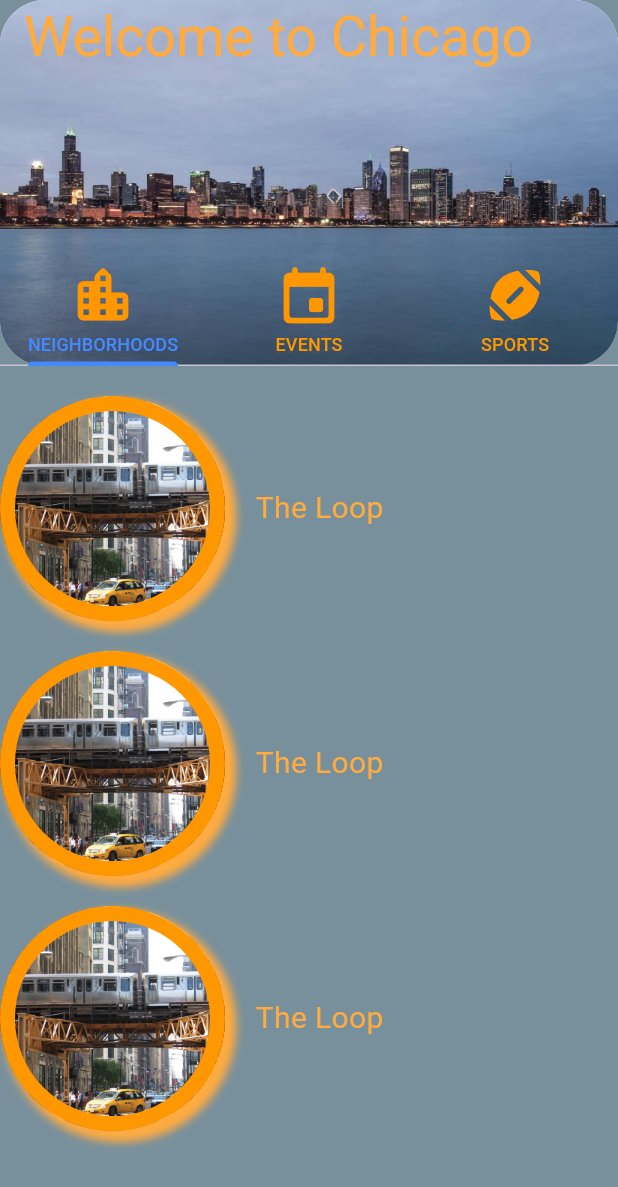
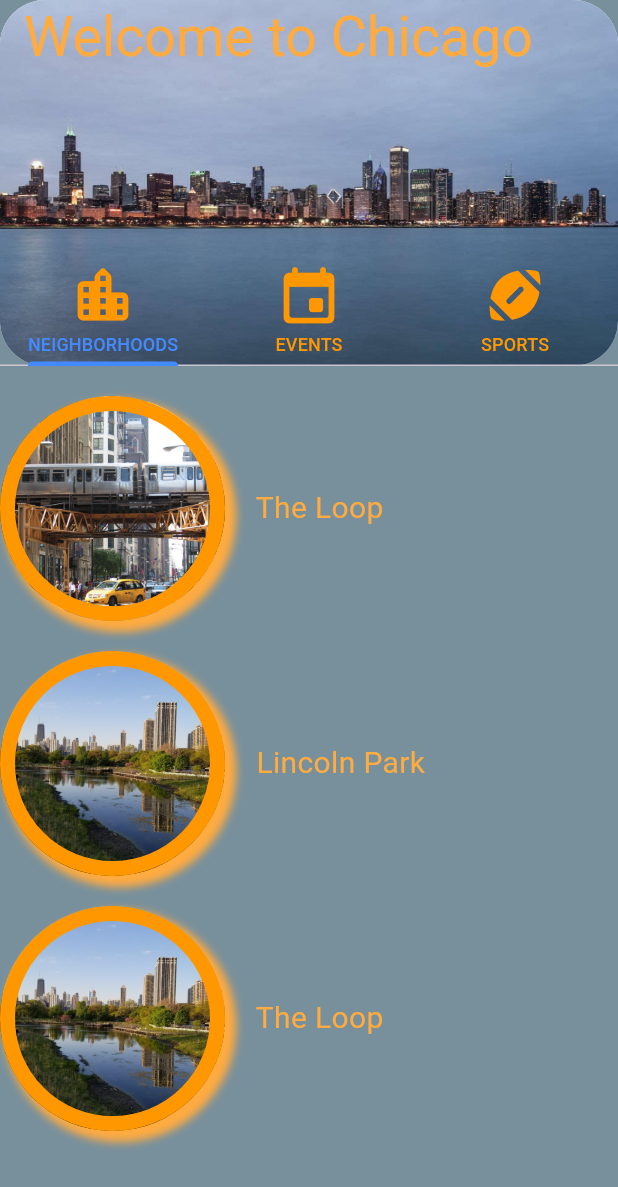
Before and after one commit to filip-toloczko/Chicago-Tourism-App, a Flutter app: the screen it shows after launch, on a phone screen of 412 x 824 dp. Shown: the top 1187 px of the screen. Run offline on Flutter 3.47's test engine with Material 3 defaults, Android fonts, the phone set to English and light mode, and no system bars.

Commit message:
added pictures for neighborhoods

```diff
--- a/lib/FirstScreen.dart
+++ b/lib/FirstScreen.dart
@@ -136,7 +136,58 @@ class FirstScreen extends StatelessWidget {
                           ),
                           child: ElevatedButton(
                             onPressed: (){
-                              Navigator.pushNamed(context, '/theloop');
+                              Navigator.pushNamed(context, '/lincolnpark');
+                            },
+                            style: ElevatedButton.styleFrom(
+                              elevation: 0,
+                              padding: EdgeInsets.zero,
+                              shape: CircleBorder(),
+                              backgroundColor: Colors.transparent,
+                            ),
+                            child: Hero(
+                              tag: 'Lincoln Park',
+                              child: Container(
+                                width: 150,
+                                height: 150,
+                                decoration: BoxDecoration(
+                                    shape: BoxShape.circle,
+                                    border: Border.all(color: Colors.orange, width: 10),
+                                    image: const DecorationImage(
+                                        image: AssetImage('images/lincolnpark.png'), fit: BoxFit.cover),
+                                    boxShadow: const [
+                                      BoxShadow(
+                                          color: Colors.orangeAccent,
+                                          offset: Offset(5.0, 5.0),
+                                          blurRadius: 4.0,
+                                          spreadRadius: 2.5)
+                                    ]),
+                              ),
+                            ),
+                          ),
+                        ),
+                        Text(
+                          '    Lincoln Park',
+                          style: TextStyle(
+                            fontSize: 20,
+                            color: Colors.orangeAccent,
+                          ),
+
+                        ),
+                      ],
+                    ),
+                    //Lincoln Park Row
+                    const Padding(padding: EdgeInsets.all(10.0)),
+                    Row(
+                      children: [
+                        Container(
+                          width: 150,
+                          height: 150,
+                          decoration: const BoxDecoration(
+                            shape: BoxShape.circle,
+                          ),
+                          child: ElevatedButton(
+                            onPressed: (){
+                              Navigator.pushNamed(context, '/lincolnpark');
                             },
                             style: ElevatedButton.styleFrom(
                               elevation: 0,
@@ -153,57 +204,7 @@ class FirstScreen extends StatelessWidget {
                                     shape: BoxShape.circle,
                                     border: Border.all(color: Colors.orange, width: 10),
                                     image: const DecorationImage(
-                                        image: AssetImage('images/theloop.png'), fit: BoxFit.cover),
-                                    boxShadow: const [
-                                      BoxShadow(
-                                          color: Colors.orangeAccent,
-                                          offset: Offset(5.0, 5.0),
-                                          blurRadius: 4.0,
-                                          spreadRadius: 2.5)
-                                    ]),
-                              ),
-                            ),
-                          ),
-                        ),
-                        Text(
-                          '    The Loop',
-                          style: TextStyle(
-                            fontSize: 20,
-                            color: Colors.orangeAccent,
-                          ),
-
-                        ),
-                      ],
-                    ),
-                    const Padding(padding: EdgeInsets.all(10.0)),
-                    Row(
-                      children: [
-                        Container(
-                          width: 150,
-                          height: 150,
-                          decoration: const BoxDecoration(
-                            shape: BoxShape.circle,
-                          ),
-                          child: ElevatedButton(
-                            onPressed: (){
-                              Navigator.pushNamed(context, '/theloop');
-                            },
-                            style: ElevatedButton.styleFrom(
-                              elevation: 0,
-                              padding: EdgeInsets.zero,
-                              shape: CircleBorder(),
-                              backgroundColor: Colors.transparent,
-                            ),
-                            child: Hero(
-                              tag: 'The Loop',
-                              child: Container(
-                                width: 150,
-                                height: 150,
-                                decoration: BoxDecoration(
-                                    shape: BoxShape.circle,
-                                    border: Border.all(color: Colors.orange, width: 10),
-                                    image: const DecorationImage(
-                                        image: AssetImage('images/theloop.png'), fit: BoxFit.cover),
+                                        image: AssetImage('images/lincolnpark.png'), fit: BoxFit.cover),
                                     boxShadow: const [
                                       BoxShadow(
                                           color: Colors.orangeAccent,
--- a/lib/main.dart
+++ b/lib/main.dart
@@ -1,4 +1,5 @@
 import 'package:flutter/material.dart';
+import 'package:ftolo2_project_1/LincolnParkScreen.dart';
 import 'FirstScreen.dart';
 import 'LoopScreen.dart';
 
@@ -11,6 +12,7 @@ void main() {
         // When navigating to the "/" route, build the FirstScreen widget.
         '/home': (context) => const FirstScreen(),
         '/theloop': (context) => const LoopScreen(),
+        '/lincolnpark': (context) => const LincolnParkScreen(),
       },
     ),
   );
```
Also changed, not shown: lib/LincolnParkScreen.dart (added, +58 -0 lines), images/chinatown.png (added), images/lincolnpark.png (added).
